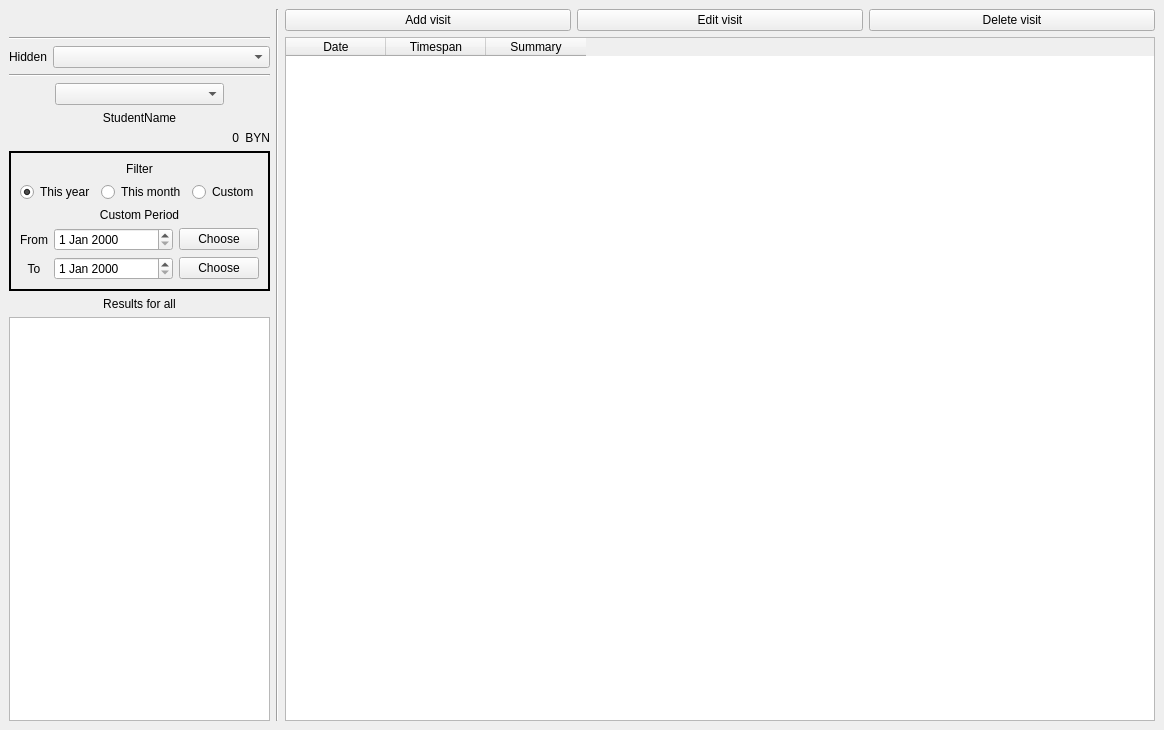
Qt form ui_templates/windows/main_window.ui (IliaSuponeff/StudentsAccounting) before a commit.
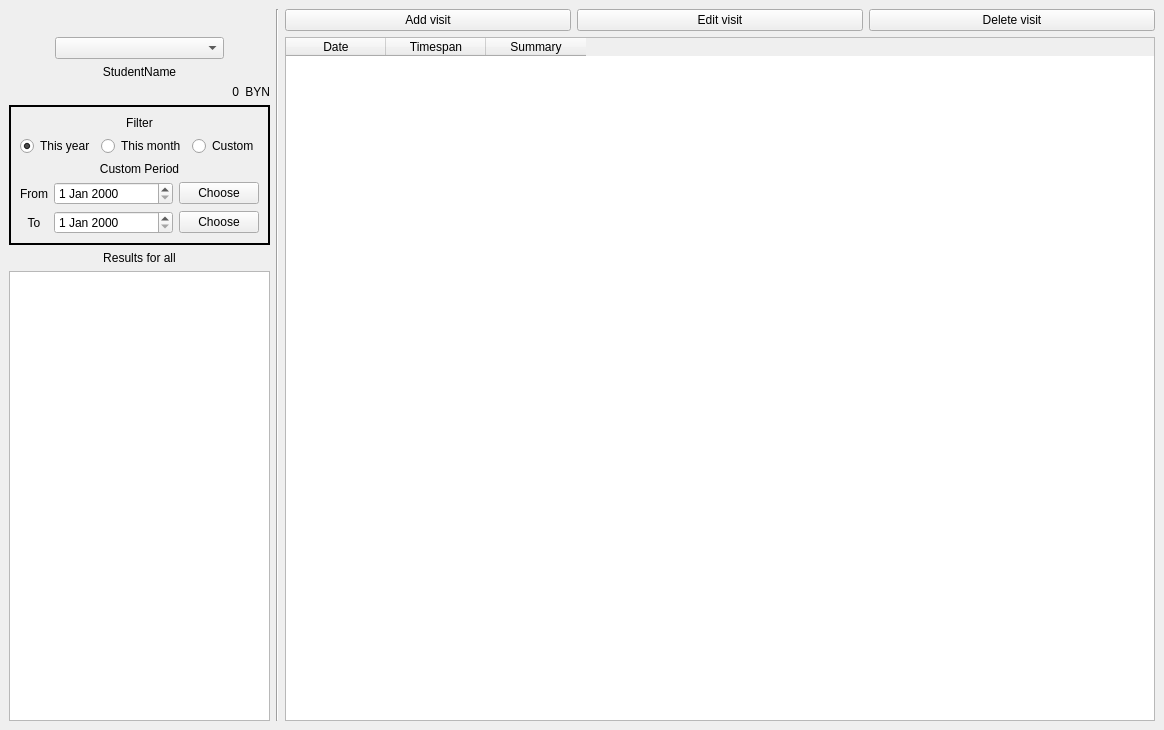
The same form after that commit.

Commit message: update_student_model

```diff
--- a/ui_templates/windows/main_window.ui
+++ b/ui_templates/windows/main_window.ui
@@ -87,50 +87,6 @@
         </item>
        </layout>
       </item>
-      <item>
-       <widget class="Line" name="line_2">
-        <property name="orientation">
-         <enum>Qt::Horizontal</enum>
-        </property>
-       </widget>
-      </item>
-      <item>
-       <layout class="QHBoxLayout" name="hLayout_6">
-        <item>
-         <widget class="QLabel" name="info_lbl_7">
-          <property name="sizePolicy">
-           <sizepolicy hsizetype="Maximum" vsizetype="Preferred">
-            <horstretch>0</horstretch>
-            <verstretch>0</verstretch>
-           </sizepolicy>
-          </property>
-          <property name="text">
-           <string>Hidden</string>
-          </property>
-          <property name="alignment">
-           <set>Qt::AlignCenter</set>
-          </property>
-         </widget>
-        </item>
-        <item>
-         <widget class="QComboBox" name="unactive_student_choose_box">
-          <property name="sizePolicy">
-           <sizepolicy hsizetype="Minimum" vsizetype="Fixed">
-            <horstretch>0</horstretch>
-            <verstretch>0</verstretch>
-           </sizepolicy>
-          </property>
-         </widget>
-        </item>
-       </layout>
-      </item>
-      <item>
-       <widget class="Line" name="line_3">
-        <property name="orientation">
-         <enum>Qt::Horizontal</enum>
-        </property>
-       </widget>
-      </item>
       <item>
        <layout class="QHBoxLayout" name="hLayout_1">
         <item>
```
Left out of the diff: 6 changed lines with no effect on the pictures. The commit also changes 3 other files.
